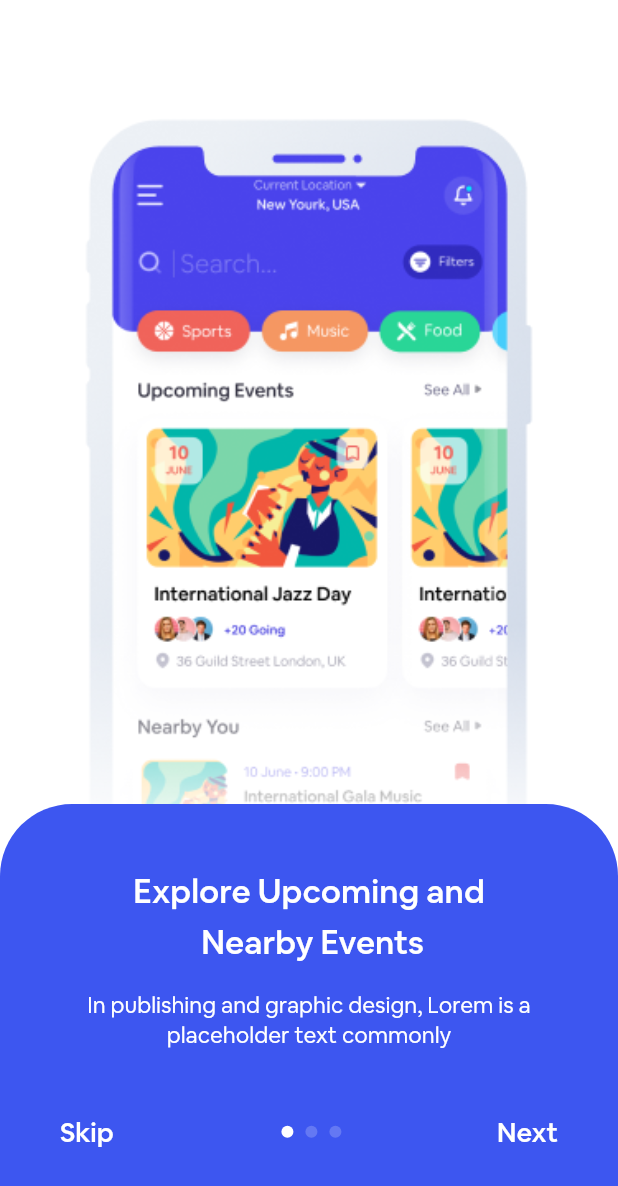
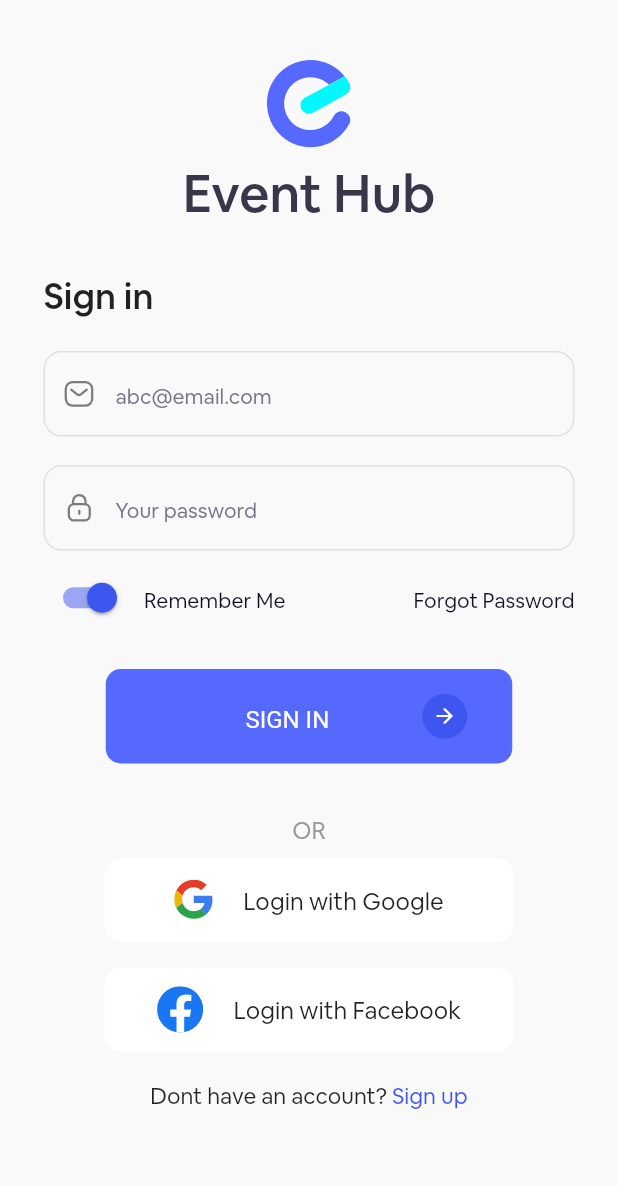
Before and after one commit to callmhejerry/Eventhub, a Flutter app: the screen it shows after launch, on a phone screen of 412 x 824 dp. Shown: the top 1186 px of the screen. Run offline on Flutter 3.47's test engine with Material 2 defaults, Android fonts, the phone set to English and light mode, and no system bars; our stand-ins replace flutter_rating_bar, flutter_svg, gap, readmore.

Commit message:
added the sign in screen, and created the social button, and the text field widget

```diff
--- /dev/null
+++ b/lib/core/widgets/social_button.dart
@@ -0,0 +1,37 @@
+import 'package:flutter/material.dart';
+import 'package:gap/gap.dart';
+
+import '../styles/text_styles.dart';
+
+class SocialButton extends StatelessWidget {
+  final Widget icon;
+  final String title;
+  const SocialButton({
+    super.key,
+    required this.icon,
+    required this.title,
+  });
+
+  @override
+  Widget build(BuildContext context) {
+    return Container(
+      height: 56,
+      width: 273,
+      decoration: BoxDecoration(
+        color: Colors.white,
+        borderRadius: BorderRadius.circular(12),
+      ),
+      child: Row(
+        mainAxisAlignment: MainAxisAlignment.center,
+        children: [
+          icon,
+          const Gap(20),
+          Text(
+            title,
+            style: AppTextStyle.body1,
+          )
+        ],
+      ),
+    );
+  }
+}
--- /dev/null
+++ b/lib/core/widgets/text_field.dart
@@ -0,0 +1,38 @@
+import 'package:flutter/material.dart';
+
+import '../styles/text_styles.dart';
+
+class AppTextField extends StatelessWidget {
+  final Widget? prefixIcon;
+  final String? hintText;
+
+  const AppTextField({
+    super.key,
+    this.prefixIcon,
+    this.hintText,
+  });
+
+  @override
+  Widget build(BuildContext context) {
+    return TextField(
+      decoration: InputDecoration(
+        border: InputBorder.none,
+        contentPadding: const EdgeInsets.symmetric(
+          horizontal: 15,
+          vertical: 17,
+        ),
+        hintText: hintText,
+        hintStyle: AppTextStyle.body3.copyWith(
+          color: const Color(0xff747688),
+        ),
+        prefixIcon: prefixIcon,
+        enabledBorder: OutlineInputBorder(
+          borderSide: const BorderSide(
+            color: Color(0xffE4DFDF),
+          ),
+          borderRadius: BorderRadius.circular(12),
+        ),
+      ),
+    );
+  }
+}
--- a/lib/main.dart
+++ b/lib/main.dart
@@ -1,4 +1,4 @@
-import 'package:event_hub/src/feature/Authentication/presentation/onboarding_1.dart';
+import 'package:event_hub/src/feature/Authentication/presentation/sign_in.dart';
 import 'package:flutter/material.dart';
 
 import 'core/theme/app_theme.dart';
@@ -17,7 +17,7 @@ class EventHub extends StatelessWidget {
       debugShowCheckedModeBanner: false,
       title: 'Flutter Demo',
       theme: LightTheme.themeData,
-      home: const OnboardingScreen(),
+      home: const SignInScreen(),
     );
   }
 }
--- a/lib/src/feature/Authentication/presentation/onboarding_1.dart
+++ b/lib/src/feature/Authentication/presentation/onboarding_1.dart
@@ -41,7 +41,7 @@ class _OnboardingScreenState extends State<OnboardingScreen> {
           SizedBox.expand(
             child: Column(
               children: [
-                const Gap(19 + 44),
+                Gap(19 + 44 + MediaQuery.of(context).padding.top),
                 Image.asset(
                   onBoardingDetials[currentIndex]["image"]!,
                   width: double.infinity,
@@ -111,7 +111,7 @@ class _OnboardingScreenState extends State<OnboardingScreen> {
                       ),
                       InkWell(
                         onTap: () {
-                          if (currentIndex < onBoardingDetials.length) {
+                          if (currentIndex < onBoardingDetials.length - 1) {
                             setState(() {
                               currentIndex = currentIndex + 1;
                             });
--- /dev/null
+++ b/lib/src/feature/Authentication/presentation/sign_in.dart
@@ -0,0 +1,175 @@
+import 'package:event_hub/core/styles/color_styles.dart';
+import 'package:event_hub/core/styles/text_styles.dart';
+import 'package:flutter/material.dart';
+import 'package:flutter_svg/flutter_svg.dart';
+import 'package:gap/gap.dart';
+
+import '../../../../core/widgets/social_button.dart';
+import '../../../../core/widgets/text_field.dart';
+
+class SignInScreen extends StatelessWidget {
+  const SignInScreen({super.key});
+
+  @override
+  Widget build(BuildContext context) {
+    return Scaffold(
+      backgroundColor: const Color(0xfff9f9f9),
+      body: SingleChildScrollView(
+        padding: const EdgeInsets.symmetric(horizontal: 29),
+        child: Column(
+          crossAxisAlignment: CrossAxisAlignment.start,
+          children: [
+            Gap(MediaQuery.of(context).padding.top + 40),
+            Align(
+              child: SvgPicture.asset(
+                "assets/icons/EventHub_Logo.svg",
+              ),
+            ),
+            const Gap(7),
+            Align(
+              child: Text(
+                "Event Hub",
+                style: AppTextStyle.h2.copyWith(
+                  fontWeight: FontWeight.w500,
+                  color: const Color(0xff37364A),
+                ),
+              ),
+            ),
+            const Gap(30),
+            const Text(
+              "Sign in",
+              style: AppTextStyle.h4,
+            ),
+            const Gap(21),
+            AppTextField(
+              prefixIcon: SvgPicture.asset(
+                "assets/icons/mail.svg",
+                fit: BoxFit.scaleDown,
+              ),
+              hintText: "abc@email.com",
+            ),
+            const Gap(19),
+            AppTextField(
+              hintText: "Your password",
+              prefixIcon: SvgPicture.asset(
+                "assets/icons/password.svg",
+                fit: BoxFit.scaleDown,
+              ),
+            ),
+            const Gap(20),
+            Row(
+              children: [
+                SizedBox(
+                  height: 19,
+                  child: Switch.adaptive(
+                    activeColor: AppColorStyle.primaryBlue,
+                    materialTapTargetSize: MaterialTapTargetSize.shrinkWrap,
+                    value: true,
+                    onChanged: (value) {},
+                  ),
+                ),
+                const Gap(8),
+                Text(
+                  "Remember Me",
+                  style: AppTextStyle.body3.copyWith(
+                    color: AppColorStyle.darkTextColor,
+                  ),
+                ),
+                const Spacer(),
+                Text(
+                  "Forgot Password",
+                  style: AppTextStyle.body3.copyWith(
+                    color: AppColorStyle.darkTextColor,
+                  ),
+                ),
+              ],
+            ),
+            const Gap(36),
+            Align(
+              child: ElevatedButton(
+                onPressed: () {},
+                style: ElevatedButton.styleFrom(
+                  fixedSize: const Size(271, 63),
+                  backgroundColor: const Color(0xff5669FF),
+                ),
+                child: Row(
+                  mainAxisSize: MainAxisSize.min,
+                  children: [
+                    const Spacer(),
+                    Text(
+                      "SIGN IN",
+                      style: AppTextStyle.body1.copyWith(
+                        color: Colors.white,
+                      ),
+                    ),
+                    const Gap(62),
+                    Container(
+                      height: 30,
+                      width: 30,
+                      decoration: const BoxDecoration(
+                        shape: BoxShape.circle,
+                        color: Color(0xff3D56F0),
+                      ),
+                      child: const Icon(
+                        Icons.arrow_forward,
+                        color: Colors.white,
+                        size: 16,
+                      ),
+                    ),
+                    const Gap(14)
+                  ],
+                ),
+              ),
+            ),
+            const Gap(24),
+            Align(
+              child: Text(
+                "OR",
+                style: AppTextStyle.body1.copyWith(
+                  color: const Color(0xff9D9898),
+                  height: 34 / 16,
+                ),
+              ),
+            ),
+            const Gap(5),
+            Align(
+              child: SocialButton(
+                icon: SvgPicture.asset(
+                  "assets/icons/google.svg",
+                  fit: BoxFit.scaleDown,
+                ),
+                title: "Login with Google",
+              ),
+            ),
+            const Gap(17),
+            Align(
+              child: SocialButton(
+                icon: SvgPicture.asset(
+                  "assets/icons/facebook.svg",
+                  fit: BoxFit.scaleDown,
+                ),
+                title: "Login with Facebook",
+              ),
+            ),
+            const Gap(20),
+            Row(
+              mainAxisAlignment: MainAxisAlignment.center,
+              children: [
+                const Text(
+                  "Dont have an account? ",
+                  style: AppTextStyle.body2,
+                ),
+                Text(
+                  "Sign up",
+                  style: AppTextStyle.body2.copyWith(
+                    color: AppColorStyle.primaryBlue,
+                  ),
+                )
+              ],
+            )
+          ],
+        ),
+      ),
+    );
+  }
+}
```
Also changed, not shown: assets/icons/EventHub_Logo.svg (added), assets/icons/facebook.svg (added), assets/icons/google.svg (added), assets/icons/mail.svg (added), assets/icons/password.svg (added).
